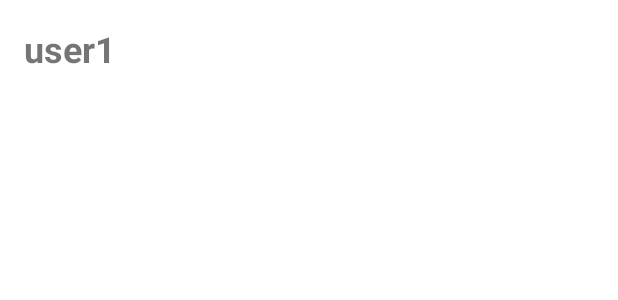
After one commit to NawrizbekBegimbaev/Telegram-Clone, an Android app: the layout item_groups.xml on its own in the app's theme, with its tools: preview values and no code run, on a phone screen of 412 x 824 dp. The commit adds this screen. Shown: the top 300 px of the screen. Run offline under Robolectric (Android 15) with nearby library versions, the phone set to English and light mode, and no system bars.

Commit message:
screen groups done

```diff
--- a/app/build.gradle
+++ b/app/build.gradle
@@ -30,6 +30,9 @@ android {
     kotlinOptions {
         jvmTarget = '1.8'
     }
+    buildFeatures {
+        viewBinding true
+    }
 }
 
 dependencies {
--- /dev/null
+++ b/app/src/main/java/packagename/telegramclone/data/User.kt
@@ -0,0 +1,6 @@
+package packagename.telegramclone.data
+
+data class User(
+    val id: String,
+    val name: String
+)
--- /dev/null
+++ b/app/src/main/res/layout/item_groups.xml
@@ -0,0 +1,18 @@
+<?xml version="1.0" encoding="utf-8"?>
+<androidx.constraintlayout.widget.ConstraintLayout xmlns:android="http://schemas.android.com/apk/res/android"
+    android:layout_width="match_parent"
+    android:layout_height="wrap_content"
+    xmlns:app="http://schemas.android.com/apk/res-auto">
+
+    <TextView
+        android:id="@+id/name"
+        android:layout_width="wrap_content"
+        android:layout_height="wrap_content"
+        android:text="user1"
+        android:textSize="24sp"
+        android:textStyle="bold"
+        app:layout_constraintStart_toStartOf="parent"
+        app:layout_constraintTop_toTopOf="parent"
+        android:layout_margin="16dp" />
+
+</androidx.constraintlayout.widget.ConstraintLayout>
```
Also changed, not shown: app/src/main/java/packagename/telegramclone/ui/adapters/ItemGroupsAdapter.kt (added, +48 -0 lines), app/src/main/java/packagename/telegramclone/ui/screen/GroupsScreen.kt (added, +24 -0 lines), app/src/main/res/layout/screen_groups.xml (+31 -1 lines).
